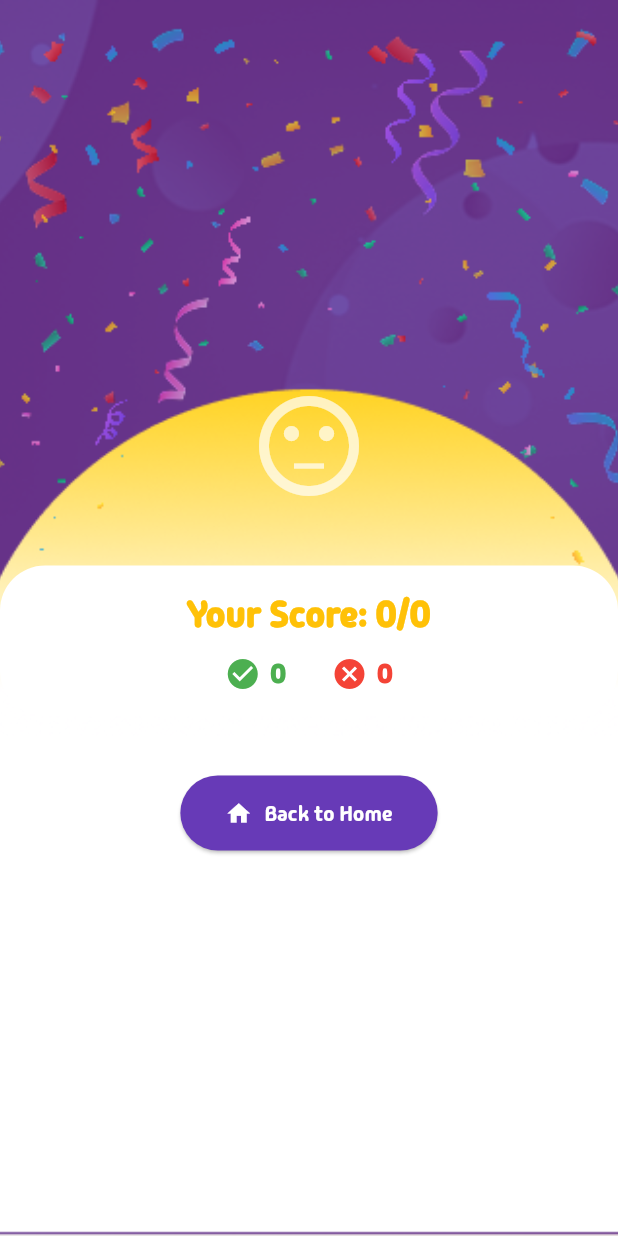
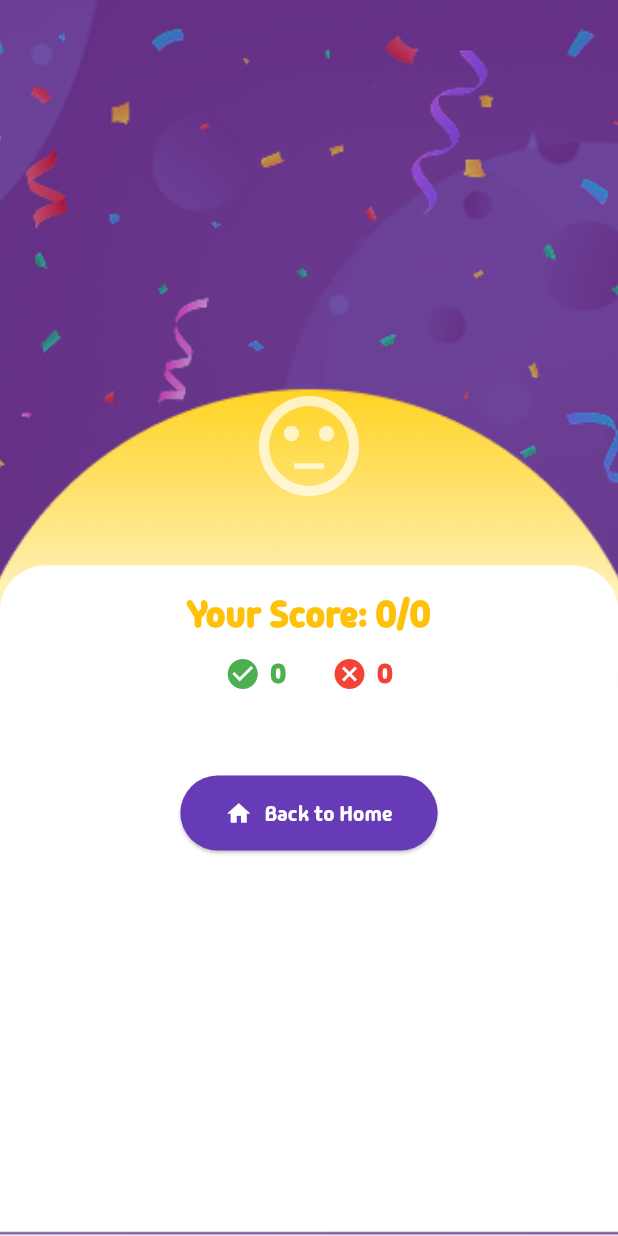
Before and after one commit to archieeroll/quiz_game_app, a Flutter app: the ResultScreen screen opened directly with empty values, on a phone screen of 412 x 824 dp. Run offline on Flutter 3.47's test engine with Material 3 defaults, Android fonts, the phone set to English and light mode, and no system bars; our stand-ins replace confetti, shared_preferences; accounts and stored records are empty.

Commit message:
Polished assets

```diff
--- a/lib/result_screen.dart
+++ b/lib/result_screen.dart
@@ -1,6 +1,6 @@
 import 'package:flutter/material.dart';
 import 'package:shared_preferences/shared_preferences.dart';
-import 'trophy_collection_screen.dart';
+import 'package:confetti/confetti.dart';
 
 class ResultScreen extends StatefulWidget {
   final int score;
@@ -16,11 +16,31 @@ class ResultScreen extends StatefulWidget {
   State<ResultScreen> createState() => _ResultScreenState();
 }
 
-class _ResultScreenState extends State<ResultScreen> {
+class _ResultScreenState extends State<ResultScreen> with SingleTickerProviderStateMixin {
+  late AnimationController _controller;
+  late Animation<double> _scaleAnimation;
+  late ConfettiController _confettiController;
+
   @override
   void initState() {
     super.initState();
     saveTrophy();
+
+    _controller = AnimationController(
+      duration: const Duration(milliseconds: 1000),
+      vsync: this,
+    )..forward();
+
+    _scaleAnimation = CurvedAnimation(
+      parent: _controller,
+      curve: Curves.elasticOut,
+    );
+
+    _confettiController = ConfettiController(duration: const Duration(seconds: 2));
+
+    if (widget.score >= 2) {
+      _confettiController.play();
+    }
   }
 
   Future<void> saveTrophy() async {
@@ -28,6 +48,13 @@ class _ResultScreenState extends State<ResultScreen> {
     if (widget.score >= 2) {
       await prefs.setBool("trophy_science", true);
     }
+  }
+
+  @override
+  void dispose() {
+    _controller.dispose();
+    _confettiController.dispose();
+    super.dispose();
   }
 
   @override
@@ -48,25 +75,62 @@ class _ResultScreenState extends State<ResultScreen> {
             ),
           ),
 
-          // Confetti animation - to be edited sizing, not yet aligned properly
-          Positioned(
-            top: 0,
-            left: 0,
-            right: 0,
-            height: MediaQuery.of(context).size.height * 0.5,
-            child: Opacity(
-              opacity: 0.7,
-              child: Image.asset('assets/confetti.gif', fit: BoxFit.cover),
-            ),
-          ),
-
           SafeArea(
             child: Center(
               child: Column(
                 mainAxisAlignment: MainAxisAlignment.center,
                 children: [
                   if (wonTrophy) ...[
-                    Image.asset('assets/trophy2.png', height: 220),
+                    Stack(
+                      alignment: Alignment.center,
+                      children: [
+                        // confetti add as animation- remove the gif initially addded
+                        ConfettiWidget(
+                          confettiController: _confettiController,
+                          blastDirectionality: BlastDirectionality.explosive,
+                          shouldLoop: false,
+                          emissionFrequency: 0.05,
+                          numberOfParticles: 30,
+                          maxBlastForce: 20,
+                          minBlastForce: 8,
+                          gravity: 0.3,
+                          colors: const [
+                            Colors.red,
+                            Colors.blue,
+                            Colors.green,
+                            Colors.yellow,
+                            Colors.purple,
+                          ],
+                        ),
+
+
+                        Container(
+                          width: 250,
+                          height: 250,
+                          decoration: BoxDecoration(
+                            shape: BoxShape.circle,
+                            gradient: RadialGradient(
+                              colors: [
+                                Colors.amber.withOpacity(0.4),
+                                Colors.amber.withOpacity(0.1),
+                                Colors.transparent,
+                              ],
+                              stops: const [0.3, 0.7, 1.0],
+                            ),
+                          ),
+                        ),
+
+
+                        ScaleTransition(
+                          scale: _scaleAnimation,
+                          child: Image.asset(
+                            'assets/trophy_quizmos.gif',
+                            height: 220,
+                          ),
+                        ),
+                      ],
+                    ),
+
                     const SizedBox(height: 20),
                     const Text(
                       "Congratulations!",
@@ -87,7 +151,7 @@ class _ResultScreenState extends State<ResultScreen> {
 
                   const SizedBox(height: 20),
 
-                  // Score breakdown
+                  //  Score breakdown
                   Container(
                     padding: const EdgeInsets.symmetric(horizontal: 30, vertical: 15),
                     decoration: BoxDecoration(
@@ -143,18 +207,14 @@ class _ResultScreenState extends State<ResultScreen> {
                     ),
                   ),
 
-
                   const SizedBox(height: 40),
 
-                  // Back to home button
+                  //Back to home button
                   ElevatedButton.icon(
                     icon: const Icon(Icons.home),
                     label: const Text("Back to Home"),
                     style: ElevatedButton.styleFrom(
-                      padding: const EdgeInsets.symmetric(
-                        horizontal: 30,
-                        vertical: 15,
-                      ),
+                      padding: const EdgeInsets.symmetric(horizontal: 30, vertical: 15),
                       backgroundColor: Colors.deepPurple,
                       foregroundColor: Colors.white,
                     ),
--- a/lib/splash_screen.dart
+++ b/lib/splash_screen.dart
@@ -36,7 +36,7 @@ class _SplashScreenState extends State<SplashScreen> {
           child: Column(
             mainAxisAlignment: MainAxisAlignment.center,
             children: [
-              Image.asset("assets/quizmos_icon.png", width: 150),
+              Image.asset("assets/walking_quizmos.gif", width: 150),
               const SizedBox(height: 20),
               Image.asset("assets/quizmos_text.png", width: 200),
             ],
--- a/lib/trophy_screen.dart
+++ b/lib/trophy_screen.dart
@@ -191,8 +191,8 @@ class _TrophyScreenState extends State<TrophyScreen>
                   Transform.scale(
                     scale: _trophyScale.value,
                     child: Container(
-                      width: 140,
-                      height: 140,
+                      width: 160,
+                      height: 160,
                       decoration: BoxDecoration(
                         shape: BoxShape.circle,
                         gradient: RadialGradient(
@@ -235,10 +235,10 @@ class _TrophyScreenState extends State<TrophyScreen>
                                       ],
                                     ),
                                   ),
-                                  Image.asset("assets/happy_quizmos.gif", height: 110),
+                                  Image.asset("assets/happy_quizmos.gif", height: 160),
                                 ],
                               )
-                            : Image.asset("assets/sad_quizmos.gif", height: 110),
+                            : Image.asset("assets/sad_quizmos.gif", height: 160),
                       ),
                     ),
                   ),
--- a/pubspec.yaml
+++ b/pubspec.yaml
@@ -43,6 +43,7 @@ dependencies:
   google_fonts: ^6.0.0
   percent_indicator: ^4.2.2
   flutter_spinkit: ^5.1.0
+  confetti: ^0.7.0
 
 
 dev_dependencies:
@@ -69,9 +70,6 @@ flutter:
     - assets/quizmos_icon.png
     - assets/quizmos_text.png
     - assets/quizmos_head.png
-    - assets/yey.gif
-    - assets/walking.gif
-    - assets/trophy1.png
     - assets/trophy2.png
     - assets/confetti.gif
     - assets/happy_quizmos.gif
```
Also changed, not shown: assets/quizmos_text.png, pubspec.lock. Lines whose indentation alone changed are shown as unchanged.
